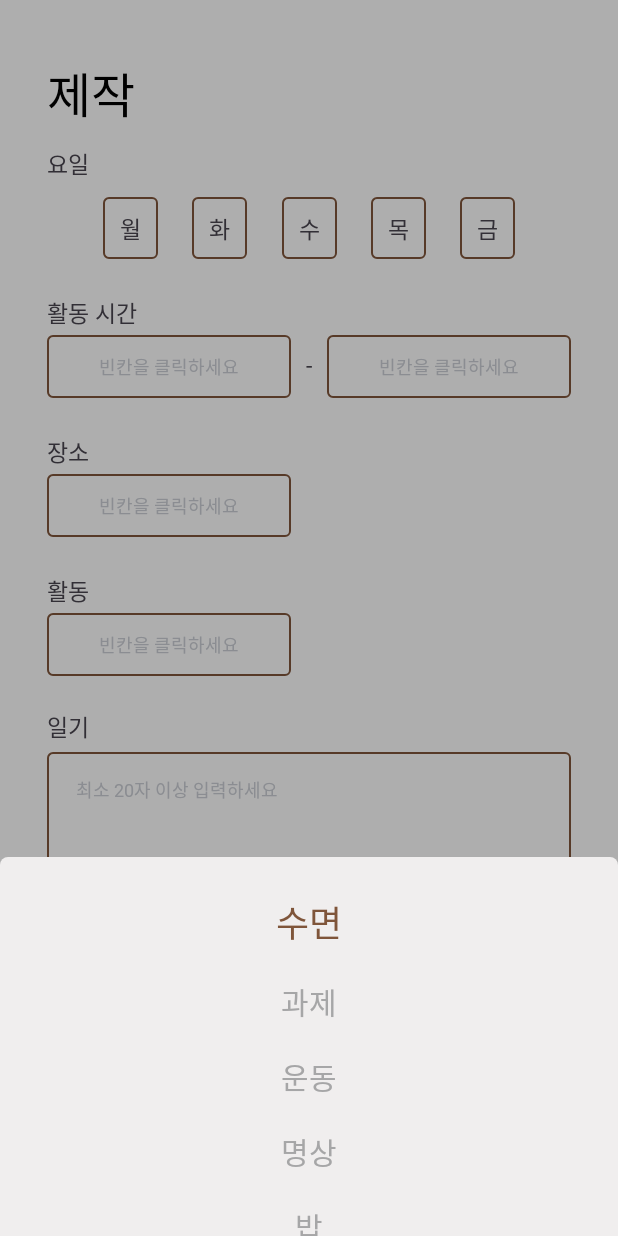
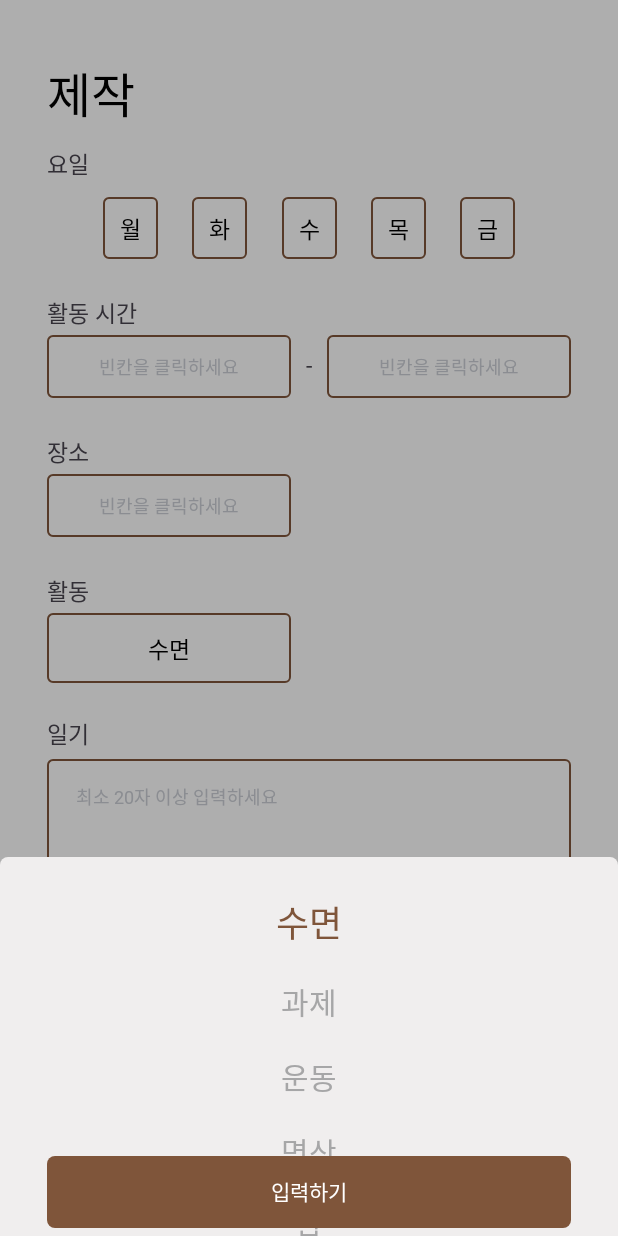
Before and after one commit to CAMPTHON-BAMSAMJO/camputhon-client, an Android app: the fragment SelectActivityBottomSheet placed in its activity, after a tap on "수면", on a phone screen of 412 x 824 dp. Run offline under Robolectric (Android 15) with nearby library versions, the phone set to English and light mode, and no system bars; our stand-ins replace Dagger/Hilt's generated code, Timber, data binding.

Commit message:
[feat] 숏폼 생성 입력받기 모든 부분 구현

```diff
--- a/app/src/main/java/com/dgu/camputhon/presentation/createshorts/CreateShortsFragment.kt
+++ b/app/src/main/java/com/dgu/camputhon/presentation/createshorts/CreateShortsFragment.kt
@@ -1,8 +1,10 @@
 package com.dgu.camputhon.presentation.createshorts
 
+import android.graphics.Color
 import android.os.Bundle
 import android.view.View
 import androidx.core.content.ContextCompat
+import androidx.fragment.app.activityViewModels
 import androidx.fragment.app.viewModels
 import com.dgu.camputhon.R
 import com.dgu.camputhon.databinding.FragmentCreateShortsBinding
@@ -25,18 +27,24 @@ import kotlin.math.min
 class CreateShortsFragment :
     BaseFragment<FragmentCreateShortsBinding>(R.layout.fragment_create_shorts), AlertPickerDialogInterface {
 
-    private val viewModel by viewModels<CreateShortsViewModel>()
+    private val viewModel by activityViewModels<CreateShortsViewModel>()
 
     override fun onViewCreated(view: View, savedInstanceState: Bundle?) {
         super.onViewCreated(view, savedInstanceState)
         binding.viewModel = viewModel
 
+        initSet()
         selectDay()
         selectStartTime()
         selectEndTime()
         selectLocation()
         selectActivity()
         clickCreateShortsBtn()
+    }
+
+    private fun initSet() {
+        setLocation()
+        setActivity()
     }
 
     private fun selectDay() {
@@ -94,11 +102,36 @@ class CreateShortsFragment :
         binding.tvCreateShortsLocationInput.setOnClickListener {
             SelectLocationBottomSheet().show(parentFragmentManager, BOTTOM_SHEET)
         }
+
+    }
+
+    private fun setLocation() {
+        viewModel.selectedLocation.observe(viewLifecycleOwner) {
+            with(binding.tvCreateShortsLocationInput) {
+                setTextAppearance(R.style.TextAppearance_Camputhon_Body_Medium_15)
+                text = it
+                setTextColor(Color.BLACK)
+            }
+        }
     }
 
     private fun selectActivity() {
         binding.tvCreateShortsActivityInput.setOnClickListener {
             SelectActivityBottomSheet().show(parentFragmentManager, BOTTOM_SHEET)
+        }
+    }
+
+    private fun setActivity() {
+        viewModel.selectedActivity.observe(viewLifecycleOwner) {
+//            if (!it.isNullOrBlank()) {
+//                binding.tvCreateShortsActivityInput.setTextAppearance(R.style.TextAppearance_Camputhon_Body_Medium_15)
+//            }
+            Timber.d("[테스트] 활동 -> $it")
+            with(binding.tvCreateShortsActivityInput) {
+                setTextAppearance(R.style.TextAppearance_Camputhon_Body_Medium_15)
+                text = it
+                setTextColor(Color.BLACK)
+            }
         }
     }
 
--- a/app/src/main/java/com/dgu/camputhon/presentation/createshorts/CreateShortsViewModel.kt
+++ b/app/src/main/java/com/dgu/camputhon/presentation/createshorts/CreateShortsViewModel.kt
@@ -116,7 +116,7 @@ class CreateShortsViewModel: ViewModel() {
 
     fun createShorts(contents: String) {
         // TODO 영상 생성하기 서버통신
-        Timber.d("[숏폼 생성] 제작 테스트 -> 장소: ${selectedLocation.value} // 활동: ${selectedActivity.value} //  일기: $contents")
+        Timber.d("[숏폼 생성] 제작 테스트 -> 요일: ${selectedDay.value} // 시간: ${selectedStartTime.value} - ${selectedEndTime.value} // 장소: ${selectedLocation.value} // 활동: ${selectedActivity.value} //  일기: $contents")
     }
 
     companion object {
--- a/app/src/main/java/com/dgu/camputhon/presentation/createshorts/activity/SelectActivityBottomSheet.kt
+++ b/app/src/main/java/com/dgu/camputhon/presentation/createshorts/activity/SelectActivityBottomSheet.kt
@@ -5,6 +5,7 @@ import android.view.LayoutInflater
 import android.view.View
 import android.view.ViewGroup
 import androidx.fragment.app.activityViewModels
+import androidx.lifecycle.MutableLiveData
 import com.dgu.camputhon.databinding.BottomsheetSelectActivityBinding
 import com.dgu.camputhon.databinding.BottomsheetSelectLocationBinding
 import com.dgu.camputhon.domain.entity.SelectActivity
@@ -13,7 +14,10 @@ import com.dgu.camputhon.presentation.createshorts.CreateShortsViewModel
 import com.dgu.camputhon.presentation.createshorts.location.SelectLocationAdapter
 import com.google.android.material.bottomsheet.BottomSheetBehavior
 import com.google.android.material.bottomsheet.BottomSheetDialogFragment
+import dagger.hilt.android.AndroidEntryPoint
+import timber.log.Timber
 
+@AndroidEntryPoint
 class SelectActivityBottomSheet : BottomSheetDialogFragment() {
 
     private val viewModel by activityViewModels<CreateShortsViewModel>()
@@ -25,6 +29,8 @@ class SelectActivityBottomSheet : BottomSheetDialogFragment() {
     private var _selectActivityAdapter: SelectActivityAdapter? = null
     private val selectActivityAdapter
         get() = requireNotNull(_selectActivityAdapter)
+
+//    private val selectedActivity = MutableLiveData<String>("")
 
     override fun onStart() {
         super.onStart()
@@ -49,12 +55,14 @@ class SelectActivityBottomSheet : BottomSheetDialogFragment() {
 
         initSetAdapter()
         initSetLocationList()
+        clickConfirmBtn()
     }
 
     private fun initSetAdapter() {
         _selectActivityAdapter = SelectActivityAdapter(requireContext()).apply {
             setOnItemClickListener(object : SelectActivityAdapter.OnItemClickListener {
                 override fun onItemClick(item: SelectActivity, position: Int) {
+//                    selectedActivity.value = item.activity
                     viewModel.setSelectedActivity(item.activity)
                 }
             })
@@ -69,6 +77,15 @@ class SelectActivityBottomSheet : BottomSheetDialogFragment() {
     }
 
     private fun clickConfirmBtn() {
-        // TODO 장소 입력 버튼 구현
+//        binding.btnSelectActivity.setOnClickListener {
+//            viewModel.setSelectedActivity(selectedActivity.value ?: "")
+//            dismiss()
+//        }
+        viewModel.selectedActivity.observe(viewLifecycleOwner) {
+            binding.btnSelectActivity.visibility = View.VISIBLE
+            binding.btnSelectActivity.setOnClickListener {
+                dismiss()
+            }
+        }
     }
 }
--- a/app/src/main/java/com/dgu/camputhon/presentation/createshorts/time/SelectTimeBottomSheet.kt
+++ b/app/src/main/java/com/dgu/camputhon/presentation/createshorts/time/SelectTimeBottomSheet.kt
@@ -4,6 +4,7 @@ import android.os.Bundle
 import android.view.LayoutInflater
 import android.view.View
 import android.view.ViewGroup
+import android.widget.NumberPicker
 import androidx.fragment.app.activityViewModels
 import com.dgu.camputhon.databinding.BottomsheetSelectTimeBinding
 import com.dgu.camputhon.presentation.createshorts.CreateShortsViewModel
@@ -75,6 +76,10 @@ class SelectTimeBottomSheet(
             dismiss()
         }
 
+        ampmPicker.descendantFocusability = NumberPicker.FOCUS_BLOCK_DESCENDANTS
+        hoursPicker.descendantFocusability = NumberPicker.FOCUS_BLOCK_DESCENDANTS
+        minutePicker.descendantFocusability = NumberPicker.FOCUS_BLOCK_DESCENDANTS
+
         //  최소값 설정
         ampmPicker.minValue = 0
         hoursPicker.minValue = 1
--- a/app/src/main/res/layout/bottomsheet_select_activity.xml
+++ b/app/src/main/res/layout/bottomsheet_select_activity.xml
@@ -4,6 +4,7 @@
     xmlns:tools="http://schemas.android.com/tools">
 
     <data>
+        <import type="android.view.View"/>
         <variable
             name="viewModel"
             type="com.dgu.camputhon.presentation.createshorts.CreateShortsViewModel" />
@@ -38,6 +39,21 @@
                 app:layout_constraintEnd_toEndOf="parent"
                 tools:listitem="@layout/item_select_activity"/>
 
+            <androidx.appcompat.widget.AppCompatButton
+                android:id="@+id/btn_select_activity"
+                android:layout_width="0dp"
+                android:layout_height="wrap_content"
+                android:text="입력하기"
+                android:textColor="@color/white"
+                android:outlineProvider="none"
+                android:background="@drawable/shape_main_brown_fill_5_rect"
+                android:visibility="gone"
+                android:layout_marginBottom="5dp"
+                android:layout_marginHorizontal="31dp"
+                app:layout_constraintBottom_toBottomOf="parent"
+                app:layout_constraintStart_toStartOf="parent"
+                app:layout_constraintEnd_toEndOf="parent"/>
+
         </androidx.constraintlayout.widget.ConstraintLayout>
 
     </androidx.constraintlayout.widget.ConstraintLayout>
--- a/app/src/main/res/layout/fragment_create_shorts.xml
+++ b/app/src/main/res/layout/fragment_create_shorts.xml
@@ -42,6 +42,7 @@
             android:layout_width="wrap_content"
             android:layout_height="wrap_content"
             android:text="월"
+            android:textColor="@{viewModel.selectedDay.equals(@string/create_day_mon) ? @color/white : @color/black}"
             style="@style/TextAppearance.Camputhon.Body.Medium.15"
             android:background="@{viewModel.selectedDay.equals(@string/create_day_mon) ? @drawable/shape_main_brown_fill_3_rect : @drawable/shape_main_brown_line_3_rect}"
             android:paddingVertical="9dp"
@@ -57,6 +58,7 @@
             android:layout_width="wrap_content"
             android:layout_height="wrap_content"
             android:text="화"
+            android:textColor="@{viewModel.selectedDay.equals(@string/create_day_tues) ? @color/white : @color/black}"
             style="@style/TextAppearance.Camputhon.Body.Medium.15"
             android:background="@{viewModel.selectedDay.equals(@string/create_day_tues) ? @drawable/shape_main_brown_fill_3_rect : @drawable/shape_main_brown_line_3_rect}"
             android:paddingVertical="9dp"
@@ -70,6 +72,7 @@
             android:layout_width="wrap_content"
             android:layout_height="wrap_content"
             android:text="수"
+            android:textColor="@{viewModel.selectedDay.equals(@string/create_day_wed) ? @color/white : @color/black}"
             style="@style/TextAppearance.Camputhon.Body.Medium.15"
             android:background="@{viewModel.selectedDay.equals(@string/create_day_wed) ? @drawable/shape_main_brown_fill_3_rect : @drawable/shape_main_brown_line_3_rect}"
             android:paddingVertical="9dp"
@@ -83,6 +86,7 @@
             android:layout_width="wrap_content"
             android:layout_height="wrap_content"
             android:text="목"
+            android:textColor="@{viewModel.selectedDay.equals(@string/create_day_thurs) ? @color/white : @color/black}"
             style="@style/TextAppearance.Camputhon.Body.Medium.15"
             android:background="@{viewModel.selectedDay.equals(@string/create_day_thurs) ? @drawable/shape_main_brown_fill_3_rect : @drawable/shape_main_brown_line_3_rect}"
             android:paddingVertical="9dp"
@@ -96,6 +100,7 @@
             android:layout_width="wrap_content"
             android:layout_height="wrap_content"
             android:text="금"
+            android:textColor="@{viewModel.selectedDay.equals(@string/create_day_fri) ? @color/white : @color/black}"
             style="@style/TextAppearance.Camputhon.Body.Medium.15"
             android:background="@{viewModel.selectedDay.equals(@string/create_day_fri) ? @drawable/shape_main_brown_fill_3_rect : @drawable/shape_main_brown_line_3_rect}"
             android:paddingVertical="9dp"
@@ -172,9 +177,9 @@
             android:id="@+id/tv_create_shorts_location_input"
             android:layout_width="0dp"
             android:layout_height="wrap_content"
-            android:text="빈칸을 클릭하세요"
+            android:text="@string/create_shorts_empty"
             android:textColor="@color/gray2"
-            style="@style/TextAppearance.Camputhon.Body.Medium.12"
+            android:textAppearance="@style/TextAppearance.Camputhon.Body.Medium.12"
             android:background="@drawable/shape_main_brown_line_3_rect"
             android:gravity="center"
             android:paddingVertical="12dp"
@@ -197,9 +202,9 @@
             android:id="@+id/tv_create_shorts_activity_input"
             android:layout_width="0dp"
             android:layout_height="wrap_content"
-            android:text="빈칸을 클릭하세요"
+            android:text="@string/create_shorts_empty"
             android:textColor="@color/gray2"
-            style="@style/TextAppearance.Camputhon.Body.Medium.12"
+            android:textAppearance="@style/TextAppearance.Camputhon.Body.Medium.12"
             android:background="@drawable/shape_main_brown_line_3_rect"
             android:gravity="center"
             android:paddingVertical="12dp"
@@ -247,7 +252,7 @@
             android:layout_marginHorizontal="31dp"
             android:outlineProvider="none"
             android:text="영상 생성하기"
-            android:textColor="@color/black"
+            android:textColor="@color/white"
             style="@style/TextAppearance.Camputhon.Body.Semibold.15"
             android:paddingVertical="15dp"
             android:background="@drawable/shape_main_brown_fill_5_rect"
--- a/app/src/main/res/values/strings.xml
+++ b/app/src/main/res/values/strings.xml
@@ -9,4 +9,5 @@
     <string name="create_day_wed">수</string>
     <string name="create_day_thurs">목</string>
     <string name="create_day_fri">금</string>
+    <string name="create_shorts_empty">빈칸을 클릭하세요</string>
 </resources>
```
Also changed, not shown: app/src/main/java/com/dgu/camputhon/presentation/createshorts/location/SelectLocationBottomSheet.kt (+18 -1 lines), app/src/main/res/layout/bottomsheet_select_location.xml (+16 -0 lines).
